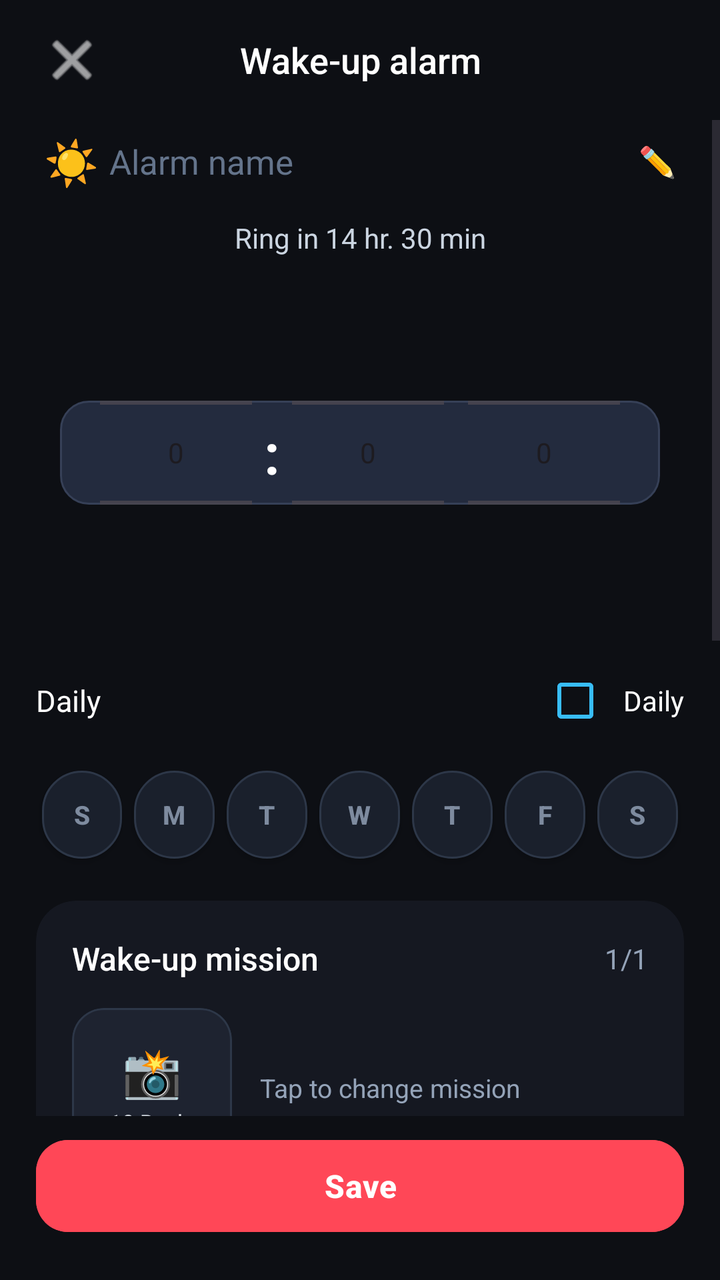
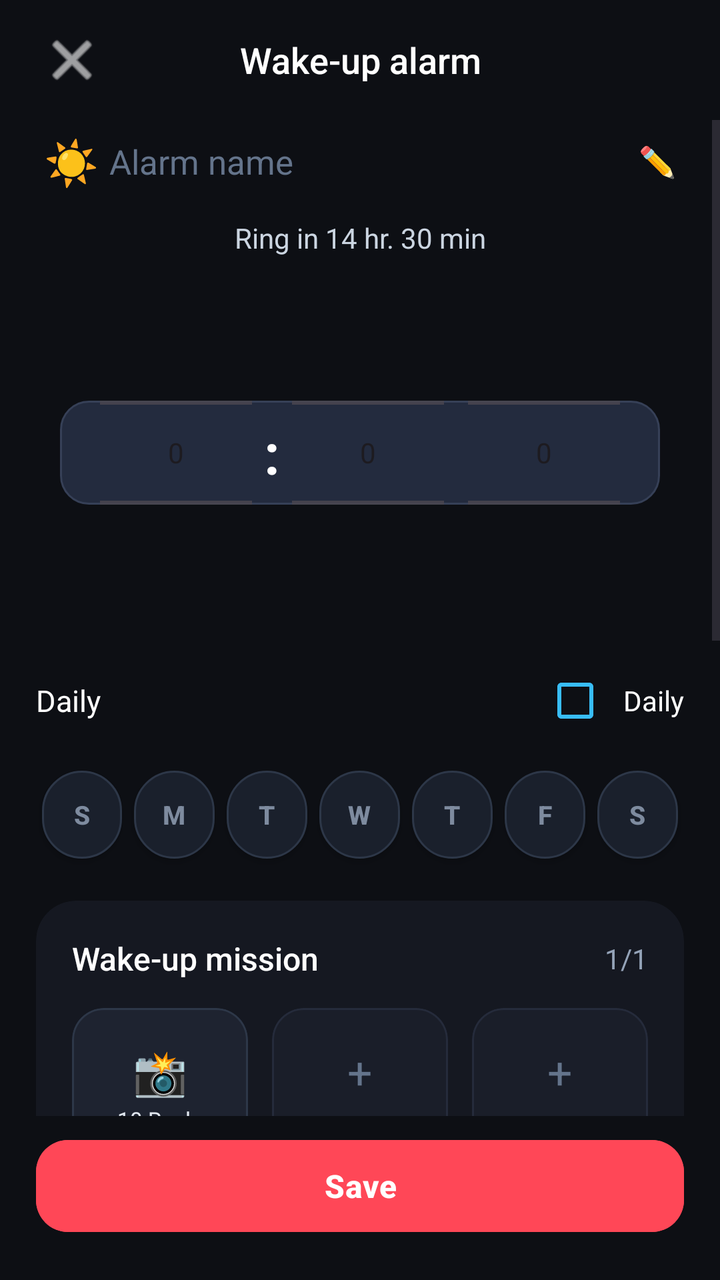

Screens rendered from an Android XML layout before and after an edit, with the pre-edit source and the edit as a unified diff.
<!-- AndroidManifest.xml: application theme Theme.Instalarm -->
<!-- res/layout/dialog_alarm_edit.xml -->
<?xml version="1.0" encoding="utf-8"?>
<LinearLayout
    xmlns:android="http://schemas.android.com/apk/res/android"
    xmlns:app="http://schemas.android.com/apk/res-auto"
    android:layout_width="match_parent"
    android:layout_height="match_parent"
    android:fitsSystemWindows="true"
    android:orientation="vertical"
    android:background="#0D0F14">

    
    <LinearLayout
        android:layout_width="match_parent"
        android:layout_height="wrap_content"
        android:orientation="horizontal"
        android:gravity="center_vertical"
        android:paddingTop="10dp"
        android:paddingBottom="10dp"
        android:paddingHorizontal="16dp">

        <ImageButton
            android:id="@+id/btnCancelAlarm"
            android:layout_width="40dp"
            android:layout_height="40dp"
            android:background="?android:attr/selectableItemBackgroundBorderless"
            android:src="@android:drawable/ic_menu_close_clear_cancel"
            app:tint="#FFFFFF"
            android:contentDescription="Cancel" />

        <TextView
            android:id="@+id/tvEditDialogTitle"
            android:layout_width="0dp"
            android:layout_height="wrap_content"
            android:layout_weight="1"
            android:text="Wake-up alarm"
            android:textColor="#FFFFFF"
            android:textSize="18sp"
            android:fontFamily="sans-serif-medium"
            android:gravity="center" />

        <View
            android:layout_width="40dp"
            android:layout_height="40dp" />
    </LinearLayout>

    <ScrollView
        android:layout_width="match_parent"
        android:layout_height="0dp"
        android:layout_weight="1">

        <LinearLayout
            android:layout_width="match_parent"
            android:layout_height="wrap_content"
            android:orientation="vertical"
            android:paddingHorizontal="18dp"
            android:paddingBottom="24dp">

            
            <LinearLayout
                android:layout_width="match_parent"
                android:layout_height="wrap_content"
                android:orientation="horizontal"
                android:gravity="center_vertical"
                android:layout_marginTop="6dp"
                android:paddingHorizontal="4dp">

                <TextView
                    android:layout_width="wrap_content"
                    android:layout_height="wrap_content"
                    android:text="☀️ "
                    android:textSize="22sp" />

                <EditText
                    android:id="@+id/etAlarmLabel"
                    android:layout_width="0dp"
                    android:layout_height="wrap_content"
                    android:layout_weight="1"
                    android:background="@null"
                    android:hint="Alarm name"
                    android:textColor="#FFFFFF"
                    android:textColorHint="#64748B"
                    android:textSize="17sp"
                    android:inputType="textCapSentences"
                    android:maxLines="1" />

                <TextView
                    android:layout_width="wrap_content"
                    android:layout_height="wrap_content"
                    android:text="✏️"
                    android:textSize="15sp" />
            </LinearLayout>

            
            <TextView
                android:id="@+id/tvEditRingCountdown"
                android:layout_width="match_parent"
                android:layout_height="wrap_content"
                android:layout_marginTop="14dp"
                android:gravity="center"
                android:text="Ring in 14 hr. 30 min"
                android:textColor="#CBD5E1"
                android:textSize="14sp" />

            
            <FrameLayout
                android:layout_width="match_parent"
                android:layout_height="180dp"
                android:layout_marginTop="8dp"
                android:paddingHorizontal="12dp">

                
                <View
                    android:layout_width="match_parent"
                    android:layout_height="52dp"
                    android:layout_gravity="center"
                    android:background="@drawable/bg_dark_pill" />

                <LinearLayout
                    android:layout_width="match_parent"
                    android:layout_height="match_parent"
                    android:gravity="center"
                    android:orientation="horizontal">

                    <NumberPicker
                        android:id="@+id/npHour"
                        android:layout_width="76dp"
                        android:layout_height="match_parent"
                        android:theme="@style/Theme.Instalarm" />

                    <TextView
                        android:layout_width="wrap_content"
                        android:layout_height="wrap_content"
                        android:layout_marginHorizontal="6dp"
                        android:text=":"
                        android:textColor="#FFFFFF"
                        android:textSize="28sp"
                        android:textStyle="bold" />

                    <NumberPicker
                        android:id="@+id/npMinute"
                        android:layout_width="76dp"
                        android:layout_height="match_parent"
                        android:theme="@style/Theme.Instalarm" />

                    <NumberPicker
                        android:id="@+id/npAmPm"
                        android:layout_width="76dp"
                        android:layout_height="match_parent"
                        android:layout_marginStart="12dp"
                        android:theme="@style/Theme.Instalarm" />
                </LinearLayout>
            </FrameLayout>

            
            <LinearLayout
                android:layout_width="match_parent"
                android:layout_height="wrap_content"
                android:layout_marginTop="10dp"
                android:orientation="horizontal"
                android:gravity="center_vertical">

                <TextView
                    android:layout_width="0dp"
                    android:layout_height="wrap_content"
                    android:layout_weight="1"
                    android:text="Daily"
                    android:textColor="#FFFFFF"
                    android:textSize="15sp" />

                <CheckBox
                    android:id="@+id/cbDaily"
                    android:layout_width="wrap_content"
                    android:layout_height="wrap_content"
                    android:buttonTint="#38BDF8"
                    android:checked="false" />

                <TextView
                    android:layout_width="wrap_content"
                    android:layout_height="wrap_content"
                    android:text="Daily"
                    android:textColor="#FFFFFF"
                    android:textSize="14sp" />
            </LinearLayout>

            <LinearLayout
                android:layout_width="match_parent"
                android:layout_height="wrap_content"
                android:orientation="horizontal"
                android:gravity="center"
                android:layout_marginTop="8dp">

                <ToggleButton
                    android:id="@+id/btnDaySun"
                    android:layout_width="0dp"
                    android:layout_height="44dp"
                    android:layout_weight="1"
                    android:textOn="S"
                    android:textOff="S"
                    android:background="@drawable/selector_day_circle_bg"
                    android:textColor="@color/selector_day_text_color"
                    android:textSize="13sp"
                    android:textStyle="bold"
                    android:layout_margin="3dp" />

                <ToggleButton
                    android:id="@+id/btnDayMon"
                    android:layout_width="0dp"
                    android:layout_height="44dp"
                    android:layout_weight="1"
                    android:textOn="M"
                    android:textOff="M"
                    android:background="@drawable/selector_day_circle_bg"
                    android:textColor="@color/selector_day_text_color"
                    android:textSize="13sp"
                    android:textStyle="bold"
                    android:layout_margin="3dp" />

                <ToggleButton
                    android:id="@+id/btnDayTue"
                    android:layout_width="0dp"
                    android:layout_height="44dp"
                    android:layout_weight="1"
                    android:textOn="T"
                    android:textOff="T"
                    android:background="@drawable/selector_day_circle_bg"
                    android:textColor="@color/selector_day_text_color"
                    android:textSize="13sp"
                    android:textStyle="bold"
                    android:layout_margin="3dp" />

                <ToggleButton
                    android:id="@+id/btnDayWed"
                    android:layout_width="0dp"
                    android:layout_height="44dp"
                    android:layout_weight="1"
                    android:textOn="W"
                    android:textOff="W"
                    android:background="@drawable/selector_day_circle_bg"
                    android:textColor="@color/selector_day_text_color"
                    android:textSize="13sp"
                    android:textStyle="bold"
                    android:layout_margin="3dp" />

                <ToggleButton
                    android:id="@+id/btnDayThu"
                    android:layout_width="0dp"
                    android:layout_height="44dp"
                    android:layout_weight="1"
                    android:textOn="T"
                    android:textOff="T"
                    android:background="@drawable/selector_day_circle_bg"
                    android:textColor="@color/selector_day_text_color"
                    android:textSize="13sp"
                    android:textStyle="bold"
                    android:layout_margin="3dp" />

                <ToggleButton
                    android:id="@+id/btnDayFri"
                    android:layout_width="0dp"
                    android:layout_height="44dp"
                    android:layout_weight="1"
                    android:textOn="F"
                    android:textOff="F"
                    android:background="@drawable/selector_day_circle_bg"
                    android:textColor="@color/selector_day_text_color"
                    android:textSize="13sp"
                    android:textStyle="bold"
                    android:layout_margin="3dp" />

                <ToggleButton
                    android:id="@+id/btnDaySat"
                    android:layout_width="0dp"
                    android:layout_height="44dp"
                    android:layout_weight="1"
                    android:textOn="S"
                    android:textOff="S"
                    android:background="@drawable/selector_day_circle_bg"
                    android:textColor="@color/selector_day_text_color"
                    android:textSize="13sp"
                    android:textStyle="bold"
                    android:layout_margin="3dp" />
            </LinearLayout>

            
            <com.google.android.material.card.MaterialCardView
                android:layout_width="match_parent"
                android:layout_height="wrap_content"
                android:layout_marginTop="18dp"
                app:cardBackgroundColor="#151821"
                app:cardCornerRadius="20dp"
                app:strokeWidth="0dp">

                <LinearLayout
                    android:layout_width="match_parent"
                    android:layout_height="wrap_content"
                    android:orientation="vertical"
                    android:padding="18dp">

                    <LinearLayout
                        android:layout_width="match_parent"
                        android:layout_height="wrap_content"
                        android:orientation="horizontal"
                        android:gravity="center_vertical">

                        <TextView
                            android:layout_width="0dp"
                            android:layout_height="wrap_content"
                            android:layout_weight="1"
                            android:text="Wake-up mission"
                            android:textColor="#FFFFFF"
                            android:textSize="16sp"
                            android:fontFamily="sans-serif-medium" />

                        <TextView
                            android:id="@+id/tvMissionCountBadge"
                            android:layout_width="wrap_content"
                            android:layout_height="wrap_content"
                            android:text="1/1"
                            android:textColor="#94A3B8"
                            android:textSize="14sp" />
                    </LinearLayout>

                    
                    <LinearLayout
                        android:layout_width="match_parent"
                        android:layout_height="wrap_content"
                        android:layout_marginTop="14dp"
                        android:orientation="horizontal"
                        android:gravity="center_vertical">

                        <com.google.android.material.card.MaterialCardView
                            android:id="@+id/cardMissionSlot"
                            android:layout_width="80dp"
                            android:layout_height="80dp"
                            app:cardBackgroundColor="#1E2330"
                            app:cardCornerRadius="16dp"
                            app:strokeColor="#2D3748"
                            app:strokeWidth="1dp">

                            <LinearLayout
                                android:layout_width="match_parent"
                                android:layout_height="match_parent"
                                android:gravity="center"
                                android:orientation="vertical"
                                android:padding="6dp">

                                <TextView
                                    android:id="@+id/tvMissionSlotIcon"
                                    android:layout_width="wrap_content"
                                    android:layout_height="wrap_content"
                                    android:text="📸"
                                    android:textSize="24sp" />

                                <TextView
                                    android:id="@+id/tvMissionSlotLabel"
                                    android:layout_width="wrap_content"
                                    android:layout_height="wrap_content"
                                    android:layout_marginTop="2dp"
                                    android:text="10 Reels"
                                    android:textColor="#E2E8F0"
                                    android:textSize="11sp"
                                    android:gravity="center"
                                    android:maxLines="1" />
                            </LinearLayout>
                        </com.google.android.material.card.MaterialCardView>

                        <TextView
                            android:id="@+id/tvMissionSlotHint"
                            android:layout_width="0dp"
                            android:layout_height="wrap_content"
                            android:layout_weight="1"
                            android:layout_marginStart="14dp"
                            android:text="Tap to change mission"
                            android:textColor="#94A3B8"
                            android:textSize="13sp" />
                    </LinearLayout>

                    
                    <LinearLayout
                        android:id="@+id/rowPreventPowerOff"
                        android:layout_width="match_parent"
                        android:layout_height="wrap_content"
                        android:layout_marginTop="18dp"
                        android:gravity="center_vertical"
                        android:orientation="horizontal"
                        android:paddingVertical="6dp">

                        <TextView
                            android:layout_width="0dp"
                            android:layout_height="wrap_content"
                            android:layout_weight="1"
                            android:text="Prevent power-off"
                            android:textColor="#FFFFFF"
                            android:textSize="15sp" />

                        <com.google.android.material.switchmaterial.SwitchMaterial
                            android:id="@+id/switchPreventPowerOff"
                            android:layout_width="wrap_content"
                            android:layout_height="wrap_content"
                            app:thumbTint="@color/switch_thumb_selector"
                            app:trackTint="@color/switch_track_selector" />
                    </LinearLayout>

                    
                    <LinearLayout
                        android:id="@+id/rowPreventUninstall"
                        android:layout_width="match_parent"
                        android:layout_height="wrap_content"
                        android:layout_marginTop="4dp"
                        android:gravity="center_vertical"
                        android:orientation="horizontal"
                        android:paddingVertical="6dp">

                        <TextView
                            android:layout_width="0dp"
                            android:layout_height="wrap_content"
                            android:layout_weight="1"
                            android:text="Prevent app uninstall"
                            android:textColor="#FFFFFF"
                            android:textSize="15sp" />

                        <com.google.android.material.switchmaterial.SwitchMaterial
                            android:id="@+id/switchPreventUninstall"
                            android:layout_width="wrap_content"
                            android:layout_height="wrap_content"
                            app:thumbTint="@color/switch_thumb_selector"
                            app:trackTint="@color/switch_track_selector" />
                    </LinearLayout>
                </LinearLayout>
            </com.google.android.material.card.MaterialCardView>

            
            <TextView
                android:layout_width="wrap_content"
                android:layout_height="wrap_content"
                android:layout_marginTop="20dp"
                android:layout_marginStart="4dp"
                android:text="Alarm sound"
                android:textColor="#94A3B8"
                android:textSize="13sp" />

            <com.google.android.material.card.MaterialCardView
                android:layout_width="match_parent"
                android:layout_height="wrap_content"
                android:layout_marginTop="8dp"
                app:cardBackgroundColor="#151821"
                app:cardCornerRadius="20dp"
                app:strokeWidth="0dp">

                <LinearLayout
                    android:layout_width="match_parent"
                    android:layout_height="wrap_content"
                    android:orientation="vertical"
                    android:padding="18dp">

                    
                    <LinearLayout
                        android:id="@+id/btnSelectSound"
                        android:layout_width="match_parent"
                        android:layout_height="wrap_content"
                        android:orientation="horizontal"
                        android:gravity="center_vertical"
                        android:paddingVertical="6dp"
                        android:clickable="true"
                        android:focusable="true">

                        <TextView
                            android:layout_width="34dp"
                            android:layout_height="34dp"
                            android:background="@drawable/bg_dark_pill"
                            android:gravity="center"
                            android:text="▶"
                            android:textColor="#FFFFFF"
                            android:textSize="12sp" />

                        <TextView
                            android:id="@+id/tvSelectedSound"
                            android:layout_width="0dp"
                            android:layout_height="wrap_content"
                            android:layout_weight="1"
                            android:layout_marginStart="12dp"
                            android:text="Default alarm"
                            android:textColor="#FFFFFF"
                            android:textSize="15sp" />

                        <TextView
                            android:layout_width="wrap_content"
                            android:layout_height="wrap_content"
                            android:text="›"
                            android:textColor="#94A3B8"
                            android:textSize="22sp" />
                    </LinearLayout>

                    
                    <LinearLayout
                        android:layout_width="match_parent"
                        android:layout_height="wrap_content"
                        android:orientation="horizontal"
                        android:gravity="center_vertical"
                        android:layout_marginTop="10dp"
                        android:paddingVertical="4dp">

                        <TextView
                            android:layout_width="0dp"
                            android:layout_height="wrap_content"
                            android:layout_weight="1"
                            android:text="📳  Vibration"
                            android:textColor="#FFFFFF"
                            android:textSize="15sp" />

                        <com.google.android.material.switchmaterial.SwitchMaterial
                            android:id="@+id/switchVibrate"
                            android:layout_width="wrap_content"
                            android:layout_height="wrap_content"
                            android:checked="true"
                            app:thumbTint="@color/switch_thumb_selector"
                            app:trackTint="@color/switch_track_selector" />
                    </LinearLayout>

                    
                    <LinearLayout
                        android:id="@+id/btnSelectSnoozeDuration"
                        android:layout_width="match_parent"
                        android:layout_height="wrap_content"
                        android:orientation="horizontal"
                        android:gravity="center_vertical"
                        android:layout_marginTop="10dp"
                        android:paddingVertical="6dp"
                        android:clickable="true"
                        android:focusable="true">

                        <TextView
                            android:layout_width="0dp"
                            android:layout_height="wrap_content"
                            android:layout_weight="1"
                            android:text="Snooze"
                            android:textColor="#FFFFFF"
                            android:textSize="15sp" />

                        <TextView
                            android:id="@+id/tvSelectedSnooze"
                            android:layout_width="wrap_content"
                            android:layout_height="wrap_content"
                            android:text="5 minutes"
                            android:textColor="#94A3B8"
                            android:textSize="14sp"
                            android:layout_marginEnd="6dp" />

                        <TextView
                            android:layout_width="wrap_content"
                            android:layout_height="wrap_content"
                            android:text="›"
                            android:textColor="#94A3B8"
                            android:textSize="22sp" />
                    </LinearLayout>
                </LinearLayout>
            </com.google.android.material.card.MaterialCardView>
        </LinearLayout>
    </ScrollView>

    
    <FrameLayout
        android:layout_width="match_parent"
        android:layout_height="wrap_content"
        android:background="#0D0F14"
        android:paddingHorizontal="18dp"
        android:paddingTop="8dp"
        android:paddingBottom="20dp">

        <com.google.android.material.button.MaterialButton
            android:id="@+id/btnSaveAlarmBottom"
            android:layout_width="match_parent"
            android:layout_height="54dp"
            android:backgroundTint="#FF4757"
            android:text="Save"
            android:textAllCaps="false"
            android:textColor="#FFFFFF"
            android:textSize="16sp"
            android:textStyle="bold"
            app:cornerRadius="16dp" />
    </FrameLayout>
</LinearLayout>
<!-- resources referenced by this layout -->
<resources>
  <!-- drawable bg_dark_pill (drawable) -->
  <?xml version="1.0" encoding="utf-8"?>
  <shape xmlns:android="http://schemas.android.com/apk/res/android"
      android:shape="rectangle">
      <solid android:color="#232B3E" />
      <corners android:radius="14dp" />
      <stroke
          android:width="1dp"
          android:color="#364057" />
  </shape>
  <!-- drawable selector_day_circle_bg (drawable) -->
  <?xml version="1.0" encoding="utf-8"?>
  <selector xmlns:android="http://schemas.android.com/apk/res/android">
      <item android:state_checked="true">
          <shape android:shape="rectangle">
              <corners android:radius="22dp" />
              <solid android:color="#00A8FF" />
          </shape>
      </item>
      <item>
          <shape android:shape="rectangle">
              <corners android:radius="22dp" />
              <solid android:color="#1A202C" />
              <stroke android:width="1dp" android:color="#2D3748" />
          </shape>
      </item>
  </selector>
  <style name="Theme.Instalarm" parent="Theme.Material3.DayNight.NoActionBar">
          <item name="colorPrimary">#2196F3</item>
          <item name="colorOnPrimary">#FFFFFF</item>
          <item name="colorPrimaryContainer">#1E293B</item>
          <item name="colorOnPrimaryContainer">#90CAF9</item>
          <item name="colorSurfaceVariant">#1E222B</item>
          <item name="colorOutlineVariant">#2D3748</item>
          <item name="android:windowBackground">#121212</item>
          <item name="android:statusBarColor">#121212</item>
          <item name="android:navigationBarColor">#121212</item>
      </style>
</resources>

<!-- the commit's change to res/layout/dialog_alarm_edit.xml (unified diff, before → after) -->
@@ -326,12 +326,15 @@
                         android:layout_height="wrap_content"
                         android:layout_marginTop="14dp"
                         android:orientation="horizontal"
-                        android:gravity="center_vertical">
-
+                        android:gravity="start">
+
+                        
                         <com.google.android.material.card.MaterialCardView
-                            android:id="@+id/cardMissionSlot"
-                            android:layout_width="80dp"
+                            android:id="@+id/cardMissionSlot1"
+                            android:layout_width="0dp"
                             android:layout_height="80dp"
+                            android:layout_weight="1"
+                            android:layout_marginEnd="8dp"
                             app:cardBackgroundColor="#1E2330"
                             app:cardCornerRadius="16dp"
                             app:strokeColor="#2D3748"
@@ -345,14 +348,15 @@
                                 android:padding="6dp">
 
                                 <TextView
-                                    android:id="@+id/tvMissionSlotIcon"
+                                    android:id="@+id/tvMissionSlot1Icon"
                                     android:layout_width="wrap_content"
                                     android:layout_height="wrap_content"
                                     android:text="📸"
-                                    android:textSize="24sp" />
+                                    android:textColor="#FFFFFF"
+                                    android:textSize="22sp" />
 
                                 <TextView
-                                    android:id="@+id/tvMissionSlotLabel"
+                                    android:id="@+id/tvMissionSlot1Label"
                                     android:layout_width="wrap_content"
                                     android:layout_height="wrap_content"
                                     android:layout_marginTop="2dp"
@@ -364,15 +368,85 @@
                             </LinearLayout>
                         </com.google.android.material.card.MaterialCardView>
 
-                        <TextView
-                            android:id="@+id/tvMissionSlotHint"
-                            android:layout_width="0dp"
-                            android:layout_height="wrap_content"
-                            android:layout_weight="1"
-                            android:layout_marginStart="14dp"
-                            android:text="Tap to change mission"
-                            android:textColor="#94A3B8"
-                            android:textSize="13sp" />
+                        
+                        <com.google.android.material.card.MaterialCardView
+                            android:id="@+id/cardMissionSlot2"
+                            android:layout_width="0dp"
+                            android:layout_height="80dp"
+                            android:layout_weight="1"
+                            android:layout_marginHorizontal="4dp"
+                            app:cardBackgroundColor="#1A1E29"
+                            app:cardCornerRadius="16dp"
+                            app:strokeColor="#252B3B"
+                            app:strokeWidth="1dp">
+
+                            <LinearLayout
+                                android:layout_width="match_parent"
+                                android:layout_height="match_parent"
+                                android:gravity="center"
+                                android:orientation="vertical"
+                                android:padding="6dp">
+
+                                <TextView
+                                    android:id="@+id/tvMissionSlot2Icon"
+                                    android:layout_width="wrap_content"
+                                    android:layout_height="wrap_content"
+                                    android:text="+"
+                                    android:textColor="#64748B"
+                                    android:textSize="22sp" />
+
+                                <TextView
+                                    android:id="@+id/tvMissionSlot2Label"
+                                    android:layout_width="wrap_content"
+                                    android:layout_height="wrap_content"
+                                    android:layout_marginTop="2dp"
+                                    android:text=""
+                                    android:textColor="#E2E8F0"
+                                    android:textSize="11sp"
+                                    android:gravity="center"
+                                    android:maxLines="1" />
+                            </LinearLayout>
+                        </com.google.android.material.card.MaterialCardView>
+
+                        
+                        <com.google.android.material.card.MaterialCardView
+                            android:id="@+id/cardMissionSlot3"
+                            android:layout_width="0dp"
+                            android:layout_height="80dp"
+                            android:layout_weight="1"
+                            android:layout_marginStart="8dp"
+                            app:cardBackgroundColor="#1A1E29"
+                            app:cardCornerRadius="16dp"
+                            app:strokeColor="#252B3B"
+                            app:strokeWidth="1dp">
+
+                            <LinearLayout
+                                android:layout_width="match_parent"
+                                android:layout_height="match_parent"
+                                android:gravity="center"
+                                android:orientation="vertical"
+                                android:padding="6dp">
+
+                                <TextView
+                                    android:id="@+id/tvMissionSlot3Icon"
+                                    android:layout_width="wrap_content"
+                                    android:layout_height="wrap_content"
+                                    android:text="+"
+                                    android:textColor="#64748B"
+                                    android:textSize="22sp" />
+
+                                <TextView
+                                    android:id="@+id/tvMissionSlot3Label"
+                                    android:layout_width="wrap_content"
+                                    android:layout_height="wrap_content"
+                                    android:layout_marginTop="2dp"
+                                    android:text=""
+                                    android:textColor="#E2E8F0"
+                                    android:textSize="11sp"
+                                    android:gravity="center"
+                                    android:maxLines="1" />
+                            </LinearLayout>
+                        </com.google.android.material.card.MaterialCardView>
                     </LinearLayout>
 
                     
